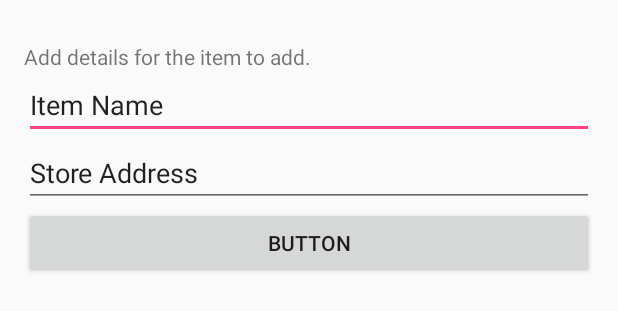
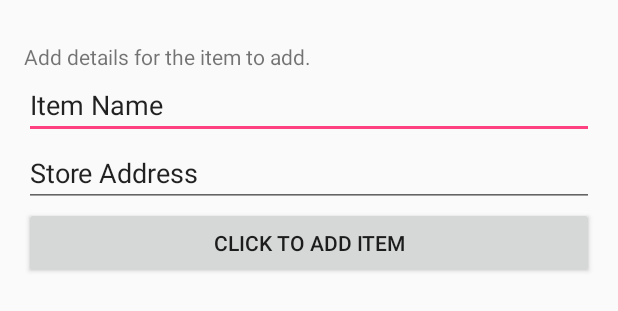
Before and after one commit to gouravshenoy/eSoochi, an Android app: the layout activity_add_item.xml on its own in the app's theme, with its tools: preview values and no code run, on a phone screen of 412 x 824 dp. Shown: the top 311 px of the screen. Run offline under Robolectric (Android 15) with nearby library versions, the phone set to English and light mode, and no system bars.

Commit message:
Add Item UI

```diff
--- a/eSoochi-android/app/src/main/res/layout/activity_add_item.xml
+++ b/eSoochi-android/app/src/main/res/layout/activity_add_item.xml
@@ -19,11 +19,10 @@
         android:layout_marginTop="12dp">
 
         <TextView
-            android:text="TextView"
+            android:text="Add details for the item to add."
             android:layout_width="match_parent"
             android:layout_height="wrap_content"
-            android:id="@+id/text_label"
-            tools:text="Add details for the item to add." />
+            android:id="@+id/text_label" />
 
         <EditText
             android:layout_width="match_parent"
@@ -39,10 +38,10 @@
             android:inputType="textPersonName"
             android:text="Store Address"
             android:ems="10"
-            android:id="@+id/store_Addr_text" />
+            android:id="@+id/store_addr_text" />
 
         <Button
-            android:text="Button"
+            android:text="Click to Add Item"
             android:layout_width="match_parent"
             android:layout_height="wrap_content"
             android:id="@+id/submit_item_button" />
```
Also changed, not shown: eSoochi-android/app/src/main/AndroidManifest.xml (+12 -2 lines), eSoochi-android/app/src/main/java/edu/iu/mobiperv/android/esoochi/AddItemActivity.java (+50 -0 lines), eSoochi-android/app/src/main/java/edu/iu/mobiperv/android/esoochi/ItemFragment.java (+11 -6 lines), eSoochi-android/app/src/main/java/edu/iu/mobiperv/android/esoochi/ListActivity.java (+30 -21 lines).
